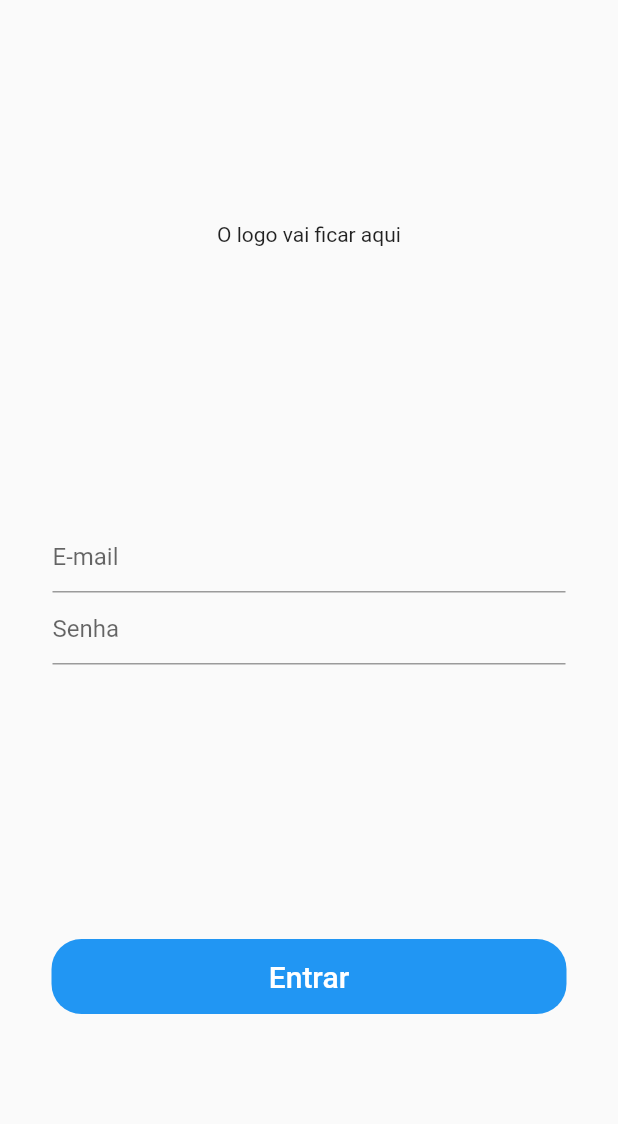
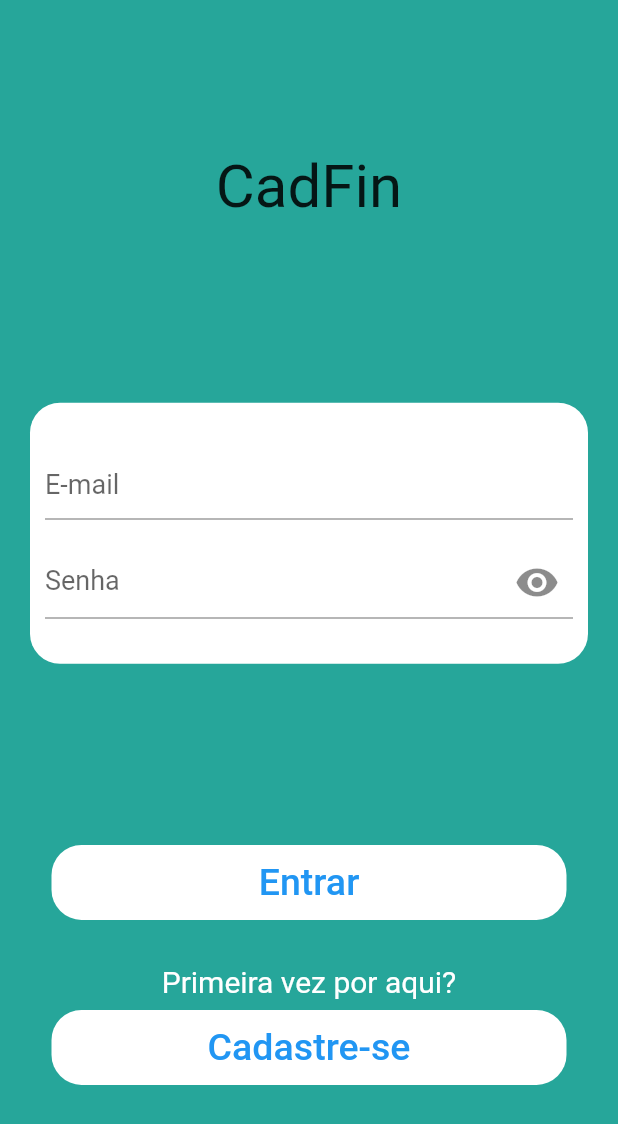
Before and after one commit to DanielSoter/ProjetoFlutter_cadastro_de_fundos_acoes, a Flutter app: the screen it shows after launch, on a phone screen of 412 x 824 dp. Shown: the top 1124 px of the screen. Run offline on Flutter 3.47's test engine with Material 2 defaults, Android fonts, the light colour scheme and no system bars.

Commit message:
Versão 1.2

```diff
--- a/lib/Funcoes/Login.funcoes.dart
+++ b/lib/Funcoes/Login.funcoes.dart
@@ -1,7 +1,7 @@
 class LoginFuncao{
   String validarEmail(String valor){
     String p =
-        r'([a-z0-9] [- A-z0-9_ +.] [a-z0-9]) @ ([a-z0-9] [-. a-z0-9] [um-z0 -9] (com | net) |. (. [0-9] {1,3} {3} [0-9] {1,3}))';
+        r"^[a-zA-Z0-9.a-zA-Z0-9.!#$%&'*+-/=?^_`{|}~]+@[a-zA-Z0-9]+\.[a-zA-Z]+";
     RegExp regExp = new RegExp(p);
     if(valor.isEmpty){
       return "Informe um e-mail!";
--- a/lib/paginas/login.dart
+++ b/lib/paginas/login.dart
@@ -1,21 +1,31 @@
 import 'package:cadfin_projeto_flutter/Funcoes/Login.funcoes.dart';
+import 'package:flutter/cupertino.dart';
 import 'package:flutter/material.dart';
-
+import 'package:flutter/rendering.dart';
 class LoginPage extends StatefulWidget {
   @override
   _LoginPageState createState() => _LoginPageState();
 }
 
-
 class _LoginPageState extends State<LoginPage> {
   GlobalKey<FormState> _formState = GlobalKey<FormState>();
   TextEditingController _controllerEmail = TextEditingController();
   TextEditingController _controllerSenha = TextEditingController();
+
+  bool _obscurePass;
+
+  @override
+  void initState(){
+    super.initState();
+    _obscurePass = true;
+  }
+
   @override
   Widget build(BuildContext context) {
     final double width = MediaQuery.of(context).size.width;
     final double height = MediaQuery.of(context).size.height;
     return Scaffold(
+      backgroundColor: Theme.of(context).backgroundColor,
       body: Container(
         width: width,
         height: height,
@@ -23,52 +33,93 @@ class _LoginPageState extends State<LoginPage> {
           mainAxisAlignment: MainAxisAlignment.spaceEvenly,
           children: [
             Container(
-              child: Text("O logo vai ficar aqui"),
+              child: Text(
+                "CadFin",
+                style: TextStyle(
+                  fontSize: 40
+                ),
+              ),
             ),
             Container(
-              padding: EdgeInsets.all(35),
+              padding: EdgeInsets.all(10),
+              margin: EdgeInsets.all(20),
+              decoration: BoxDecoration(
+                color: Colors.white,
+                borderRadius: BorderRadius.all(
+                  Radius.circular(20),
+                ),
+              ),
               child: Form(
                 key: _formState,
                 child: Column(
                   children: [
+                    SizedBox(
+                      height: 20,
+                    ),
                     TextFormField(
                       controller: _controllerEmail,
-                      validator:(valor)=> LoginFuncao().validarEmail(valor),
+                      validator:(valor)=>
+                          LoginFuncao().validarEmail(valor),
+                      style: TextStyle(
+                        color: Colors.black,
+                        fontSize: 18,
+                      ),
                       decoration: InputDecoration(
                         hintText: "E-mail",
                       ),
                     ),
+                    SizedBox(
+                      height: 18,
+                    ),
                     TextFormField(
                       controller: _controllerSenha,
-                      validator: (valor)=> LoginFuncao().validarSenha(valor),
-                      obscureText: true,
+                      validator: (valor)=>
+                          LoginFuncao().validarSenha(valor),
+                      style: TextStyle(
+                        color: Colors.black,
+                        fontSize: 18,
+                      ),
+                      obscureText: _obscurePass,
                       decoration: InputDecoration(
                         hintText: "Senha",
+                        suffixIcon: IconButton(
+                          icon: _obscurePass
+                              ? Icon(Icons.visibility)
+                              : Icon(Icons.visibility_off),
+                          iconSize: 30,
+                          onPressed: () =>
+                            setState(() => _obscurePass = !_obscurePass),
+                        ),
                       ),
                     ),
-              ],
+                    SizedBox(
+                      height: 20,
+                    ),
+                  ],
               ),
               ),
             ),
+          Column(children: [
             Container(
               width: width / 1.2,
               height: 50,
-              decoration: BoxDecoration(color: Theme.of(context).primaryColor,
-              borderRadius: BorderRadius.all(
-                Radius.circular(20),
+              decoration: BoxDecoration(
+                color: Colors.white,
+                borderRadius: BorderRadius.all(
+                  Radius.circular(20),
                 ),
               ),
               child: FlatButton(
                 shape: RoundedRectangleBorder(
                   borderRadius: BorderRadius.all(
-                  Radius.circular(20),
+                    Radius.circular(20),
                   ),
                 ),
                 child: Text("Entrar",
-                  style: TextStyle(fontSize: 20,
-                    color: Colors.white,
+                  style: TextStyle(fontSize: 25,
+                    color: Theme.of(context).primaryColor,
                   ),
-              ),
+                ),
                 onPressed: () {
                   if(_formState.currentState.validate()){
                     print(_controllerEmail.text.trim());
@@ -77,6 +128,45 @@ class _LoginPageState extends State<LoginPage> {
                 },
               ),
             ),
+            SizedBox(
+              height: 30,
+            ),
+            SizedBox(
+              height: 30,
+              child: Text(
+                "Primeira vez por aqui?",
+                style: TextStyle(
+                    color: Colors.white,
+                    fontSize: 20),
+              ),
+            ),
+            Container(
+              width: width / 1.2,
+              height: 50,
+              decoration: BoxDecoration(
+                color: Colors.white,
+                borderRadius: BorderRadius.all(
+                  Radius.circular(20),
+                ),
+              ),
+              child: FlatButton(
+                shape: RoundedRectangleBorder(
+                  borderRadius: BorderRadius.all(
+                    Radius.circular(20),
+                  ),
+                ),
+                child: Text("Cadastre-se",
+                  style: TextStyle(fontSize: 25,
+                    color: Theme.of(context).primaryColor,
+                  ),
+                ),
+                onPressed: () {
+
+                },
+              ),
+            ),
+            ],
+          ),
           ],
         ),
       ),
```
